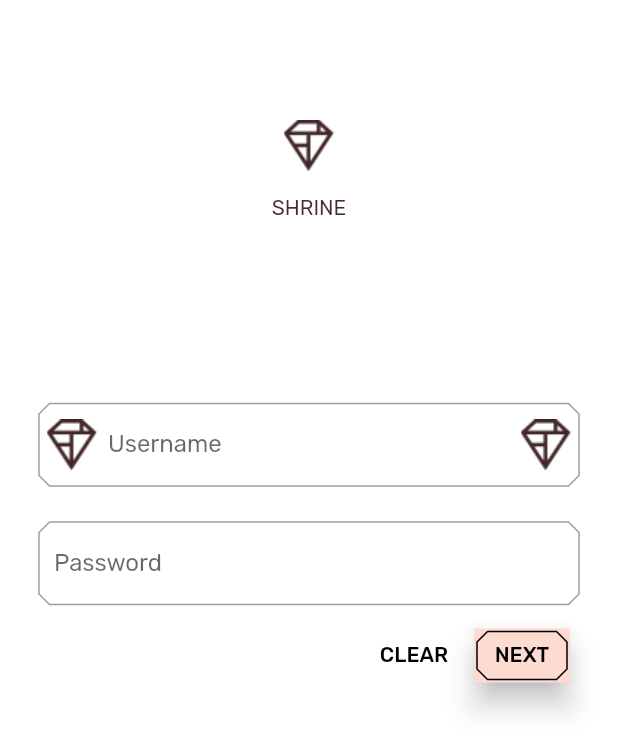
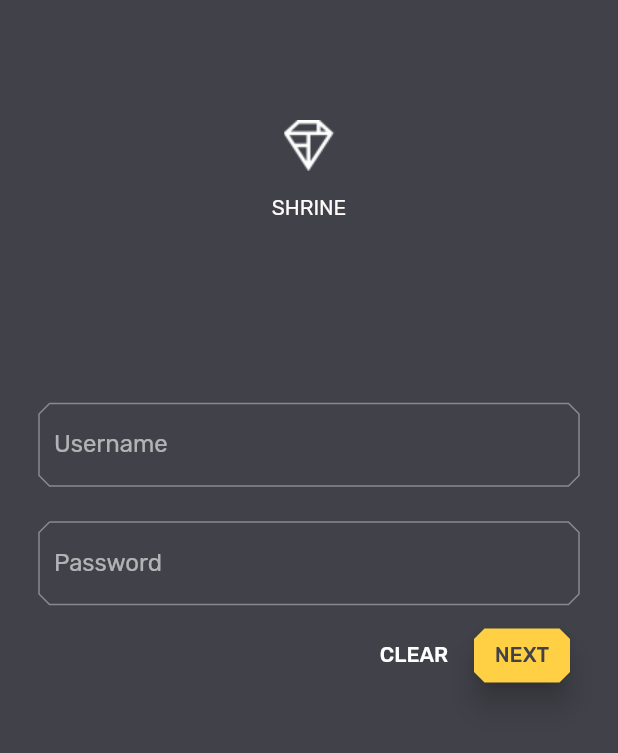
Before and after one commit to tonynowater87/CodeLab, a Flutter app: the screen it shows after launch, on a phone screen of 412 x 824 dp. Shown: the top 753 px of the screen. Run offline on Flutter 3.47's test engine with Material 2 defaults, Android fonts, the light colour scheme and no system bars.

Commit message:
FlutterLab - MDC-103 Flutter - 9. Try another theme

```diff
--- a/Flutter/material-components-flutter-codelabs/mdc_100_series/lib/colors.dart
+++ b/Flutter/material-components-flutter-codelabs/mdc_100_series/lib/colors.dart
@@ -11,3 +11,6 @@ const kShrineErrorRed = const Color(0xFFC5032B);
 
 const kShrineSurfaceWhite = const Color(0xFFFFFBFA);
 const kShrineBackgroundWhite = Colors.white;
+
+const kShrineAltDarkGrey = const Color(0xFF414149);
+const kShrineAltYellow = const Color(0xFFFFCF44);
--- a/Flutter/material-components-flutter-codelabs/mdc_100_series/lib/home.dart
+++ b/Flutter/material-components-flutter-codelabs/mdc_100_series/lib/home.dart
@@ -26,7 +26,7 @@ class HomePage extends StatelessWidget {
     // TODO: Pass Category variable to AsymmetricView (104)
     return Scaffold(
         appBar: AppBar(
-          brightness: Brightness.light, //可以調整status bar的顏色
+          brightness: Brightness.dark, //可以調整status bar的顏色
           leading: IconButton(
               icon: Icon(
                 Icons.menu,
--- a/Flutter/material-components-flutter-codelabs/mdc_100_series/lib/login.dart
+++ b/Flutter/material-components-flutter-codelabs/mdc_100_series/lib/login.dart
@@ -35,25 +35,28 @@ class _LoginPageState extends State<LoginPage> {
             SizedBox(height: 80.0),
             Column(
               children: <Widget>[
-                Image.asset('assets/diamond.png'),
+                Image.asset(
+                  'assets/diamond.png',
+                  color: kShrineBackgroundWhite,
+                ),
                 SizedBox(height: 16.0),
                 Text('SHRINE'),
               ],
             ),
             SizedBox(height: 120.0),
             AccentColorOverride(
-                color: kShrineBrown900,
+                color: kShrineAltYellow,
                 child: TextField(
                   controller: userNameController,
                   decoration: InputDecoration(
                       hintText: "input name",
-                      suffixIcon: Image.asset('assets/diamond.png'),
-                      prefixIcon: Image.asset('assets/diamond.png'),
+                      /*suffixIcon: Image.asset('assets/diamond.png'),
+                      prefixIcon: Image.asset('assets/diamond.png'),*/
                       labelText: "Username"),
                 )),
             SizedBox(height: 20.0),
             AccentColorOverride(
-              color: kShrineBrown900,
+              color: kShrineAltYellow,
               child: TextField(
                 controller: passwordController,
                 decoration: InputDecoration(labelText: "Password"),
@@ -82,7 +85,10 @@ class _LoginPageState extends State<LoginPage> {
                 ),
                 RaisedButton(
                   elevation: 8,
-                  shape: CutCornersBorder(),
+                  textColor: kShrineAltDarkGrey,
+                  /*shape: CutCornersBorder(),*/
+                  shape: BeveledRectangleBorder(
+                      borderRadius: BorderRadius.all(Radius.circular(7))),
                   child: Text('NEXT'),
                   onPressed: () {
                     Navigator.pop(context);
```
Also changed, not shown: Flutter/material-components-flutter-codelabs/mdc_100_series/lib/app.dart (+20 -17 lines).
